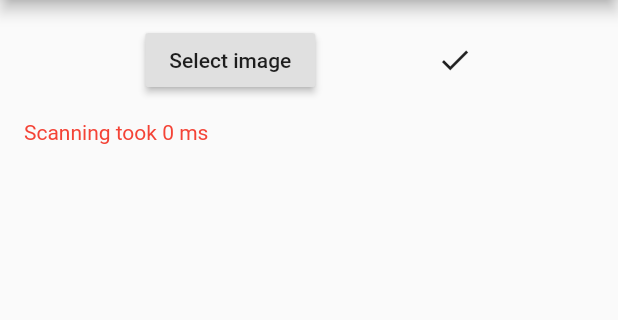
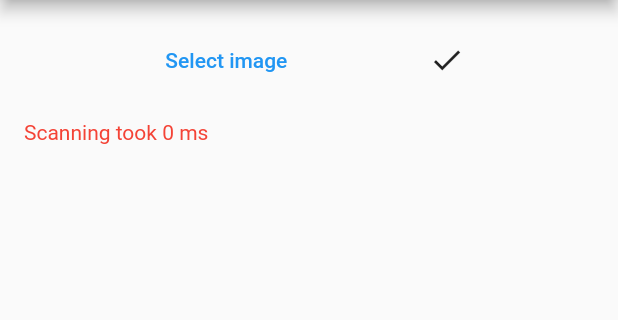
Before and after one commit to arrrrny/tesseract_ocr, a Flutter app: the screen it shows after launch, on a phone screen of 412 x 824 dp, the part 84-404 px from its top. Run offline on Flutter 3.47's test engine with Material 2 defaults, Android fonts, the phone set to English and light mode, and no system bars; our stand-ins replace file_picker, flutter_spinkit.

Commit message:
migrated null-safety and updated packages

```diff
--- a/example/lib/main.dart
+++ b/example/lib/main.dart
@@ -29,7 +29,7 @@ class _MyAppState extends State<MyApp> {
                 Row(
                   mainAxisAlignment: MainAxisAlignment.spaceEvenly,
                   children: [
-                    RaisedButton(
+                    TextButton(
                       child: Text('Select image'),
                       onPressed: () async {
                         var file =
--- a/lib/tesseract_ocr.dart
+++ b/lib/tesseract_ocr.dart
@@ -12,10 +12,12 @@ class TesseractOcr {
   static const String TESS_DATA_PATH = 'assets/tessdata';
   static const MethodChannel _channel = const MethodChannel('tesseract_ocr');
 
-  static Future<String> extractText(String imagePath, {String language}) async {
+  static Future<String> extractText(String imagePath,
+      {String? language}) async {
     assert(await File(imagePath).exists(), true);
     final String tessData = await _loadTessData();
-    final String extractText = await _channel.invokeMethod('extractText', <String, dynamic>{
+    final String extractText =
+        await _channel.invokeMethod('extractText', <String, dynamic>{
       'imagePath': imagePath,
       'tessData': tessData,
       'language': language,
@@ -34,7 +36,8 @@ class TesseractOcr {
     return appDirectory.path;
   }
 
-  static Future _copyTessDataToAppDocumentsDirectory(String tessdataDirectory) async {
+  static Future _copyTessDataToAppDocumentsDirectory(
+      String tessdataDirectory) async {
     final String config = await rootBundle.loadString(TESS_DATA_CONFIG);
     Map<String, dynamic> files = jsonDecode(config);
     for (var file in files["files"]) {
```
Also changed, not shown: pubspec.yaml (+6 -7 lines), example/pubspec.lock, pubspec.lock, 1 other file.
